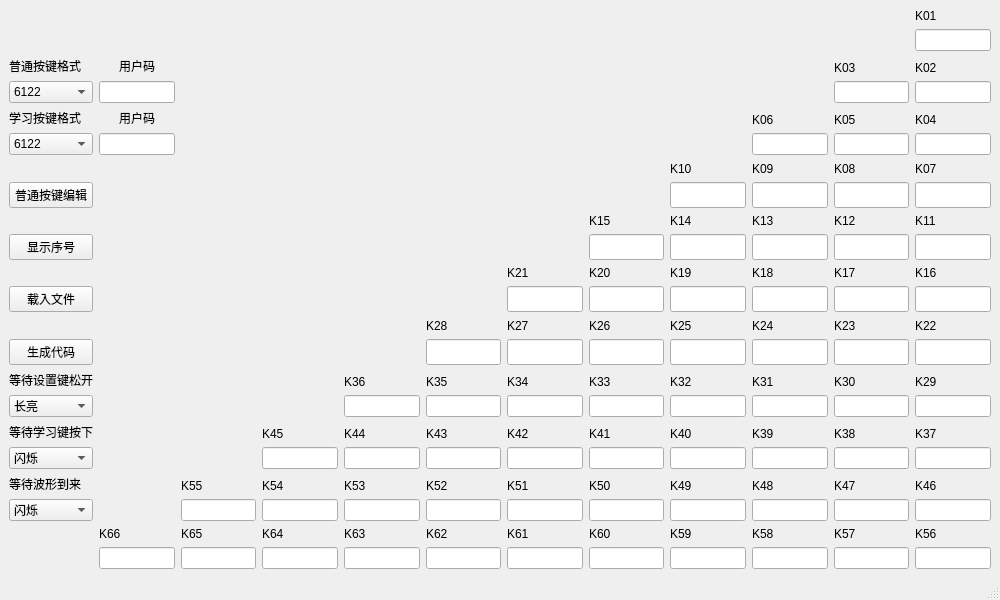
The window that mainwindow.ui (bmliupan/remote) describes before a commit, drawn with Qt 5.
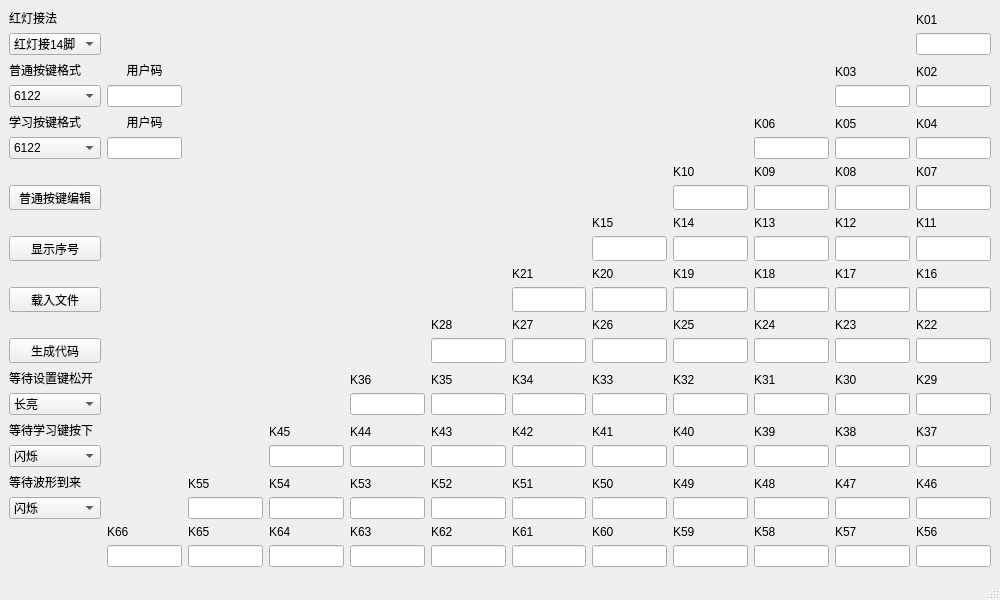
The same window after the commit. Icons and pictures are not drawn.

Patch:
```diff
--- a/mainwindow.ui
+++ b/mainwindow.ui
@@ -2026,6 +2026,47 @@
         </property>
        </widget>
       </item>
+      <item row="1" column="0">
+       <widget class="QComboBox" name="comboBox_LED">
+        <property name="sizePolicy">
+         <sizepolicy hsizetype="Expanding" vsizetype="Expanding">
+          <horstretch>0</horstretch>
+          <verstretch>0</verstretch>
+         </sizepolicy>
+        </property>
+        <item>
+         <property name="text">
+          <string>红灯接14脚</string>
+         </property>
+        </item>
+        <item>
+         <property name="text">
+          <string>红灯接2脚</string>
+         </property>
+        </item>
+       </widget>
+      </item>
+      <item row="0" column="0">
+       <widget class="QLabel" name="label">
+        <property name="sizePolicy">
+         <sizepolicy hsizetype="Expanding" vsizetype="Expanding">
+          <horstretch>0</horstretch>
+          <verstretch>0</verstretch>
+         </sizepolicy>
+        </property>
+        <property name="font">
+         <font>
+          <family>Agency FB</family>
+         </font>
+        </property>
+        <property name="text">
+         <string>红灯接法</string>
+        </property>
+        <property name="alignment">
+         <set>Qt::AlignBottom|Qt::AlignLeading|Qt::AlignLeft</set>
+        </property>
+       </widget>
+      </item>
      </layout>
     </item>
    </layout>
```
Left out of the diff: 19 changed lines with no effect on the pictures.
